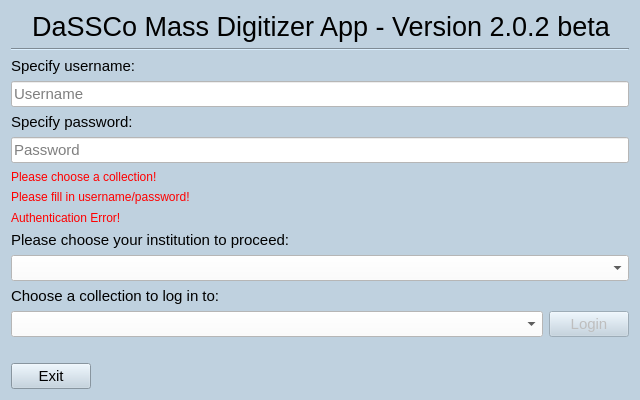
NHMDenmark/Mass-Digitizer, file MassDigitizer/ui/homescreen.ui: the form before one commit.
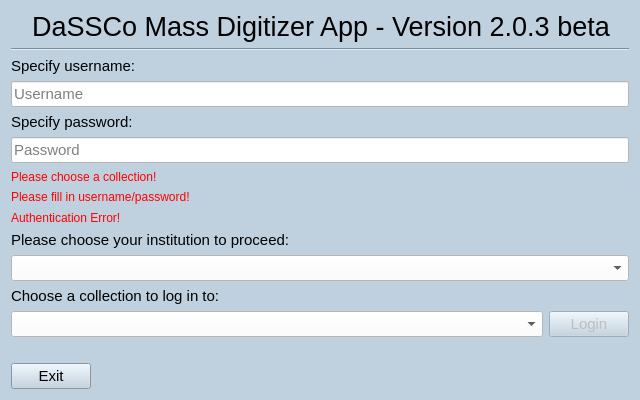
The form after the commit.

Commit message: Bumped up version number

```diff
--- a/MassDigitizer/ui/homescreen.ui
+++ b/MassDigitizer/ui/homescreen.ui
@@ -61,7 +61,7 @@
       </font>
      </property>
      <property name="text">
-      <string>DaSSCo Mass Digitizer App - Version 2.0.2 beta</string>
+      <string>DaSSCo Mass Digitizer App - Version 2.0.3 beta</string>
      </property>
      <property name="alignment">
       <set>Qt::AlignmentFlag::AlignCenter</set>
```
The commit also changes 2 other files.
